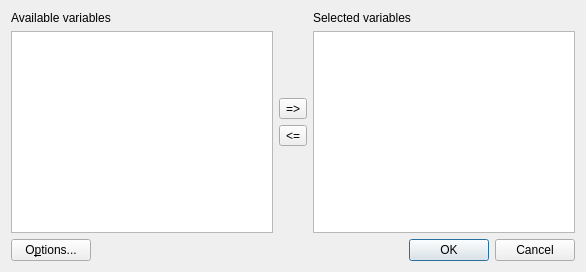
Before: the Qt Designer form cogstat/ui/explore_var_pairs.ui in cogstat/cogstat, drawn with Qt 5.
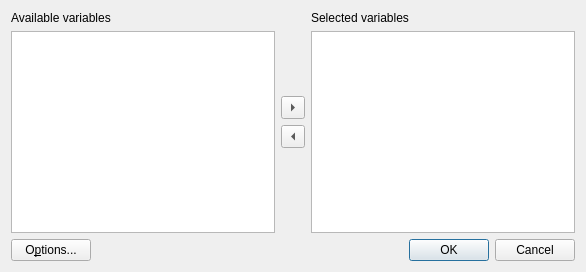
After: the same form once the commit is applied.

What changed in the file:
```diff
--- a/cogstat/ui/explore_var_pairs.ui
+++ b/cogstat/ui/explore_var_pairs.ui
@@ -55,15 +55,15 @@
      </item>
      <item>
       <widget class="QToolButton" name="addVar">
-       <property name="text">
-        <string>=&gt;</string>
+       <property name="arrowType">
+        <enum>Qt::RightArrow</enum>
        </property>
       </widget>
      </item>
      <item>
       <widget class="QToolButton" name="removeVar">
-       <property name="text">
-        <string>&lt;=</string>
+       <property name="arrowType">
+        <enum>Qt::LeftArrow</enum>
        </property>
       </widget>
      </item>
```
